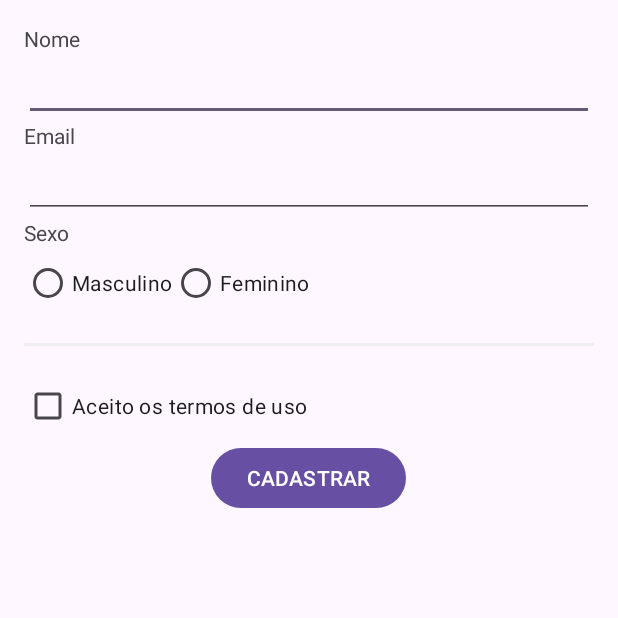
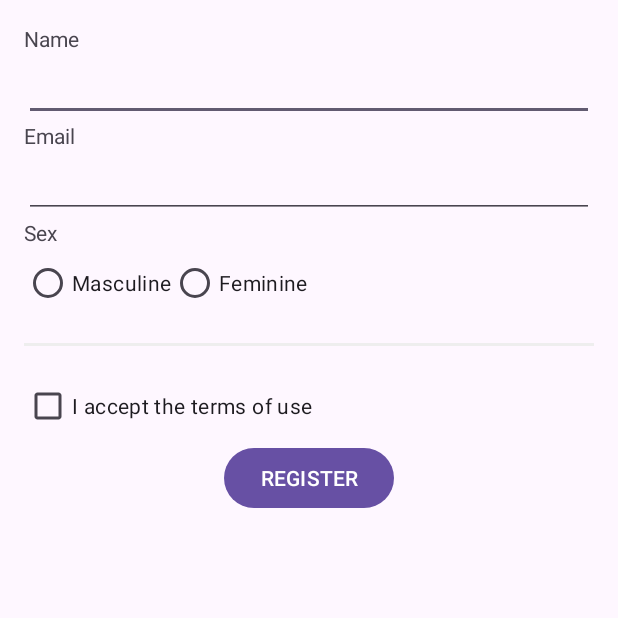
Before and after one commit to AleirSanches/HelloAndroid, an Android app: the CadastroActivity screen opened directly, with no data from a screen before it, on a phone screen of 412 x 824 dp, the top half of it. Run offline under Robolectric (Android 15) with nearby library versions, the phone set to English and light mode, and no system bars.

```diff
--- a/app/src/main/res/layout/activity_main.xml
+++ b/app/src/main/res/layout/activity_main.xml
@@ -1,4 +1,4 @@
-<?xml version="1.0" encoding="utf-8"?>
+<!--<?xml version="1.0" encoding="utf-8"?>-->
 
     <LinearLayout
         xmlns:android="http://schemas.android.com/apk/res/android"
--- a/app/src/main/res/values/strings.xml
+++ b/app/src/main/res/values/strings.xml
@@ -1,16 +1,16 @@
 <resources>
     <string name="app_name">Olá Android</string>
     <string name="login">Login</string>
-    <string name="se">Senha</string>
-    <string name="cadastro">Cadastre-se</string>
-    <string name="enviar">Enviar</string>
-    <string name="dglogin">Digite o seu Login</string>
-    <string name="name">Nome</string>
-    <string name="email">Email</string>
-    <string name="sexo">Sexo</string>
-    <string name="masculino">Masculino</string>
-    <string name="feminino">Feminino</string>
-    <string name="aceito">Aceito os termos de uso</string>
-    <string name="cadastrar">CADASTRAR</string>
-    <string name="esqueci">Esqueci minha Senha</string>
+    <string name="se">Password</string>
+    <string name="enviar">to send</string>
+    <string name="name">Name</string>
+    <string name="email" translatable="false">Email</string>
+    <string name="sexo">Sex</string>
+    <string name="feminino">Feminine</string>
+    <string name="cadastro">Register</string>
+    <string name="dglogin">Enter your Login</string>
+    <string name="masculino">Masculine</string>
+    <string name="aceito">I accept the terms of use</string>
+    <string name="cadastrar">REGISTER</string>
+    <string name="esqueci">I forgot my password</string>
 </resources>
```
Also changed, not shown: 1 other file.
